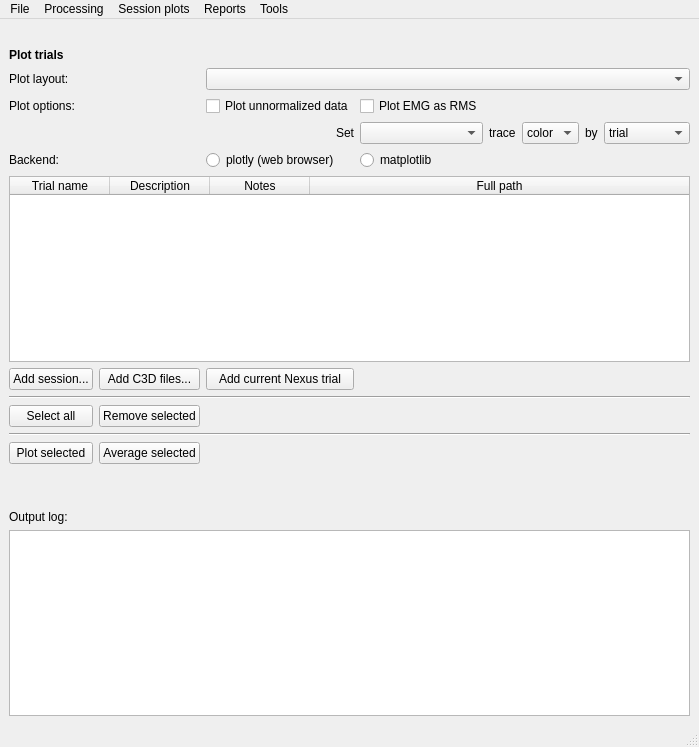
First picture: the form in gaitutils/gui/gaitmenu.ui, repository NCH-Motion-Laboratory/gaitutils, before the edit.
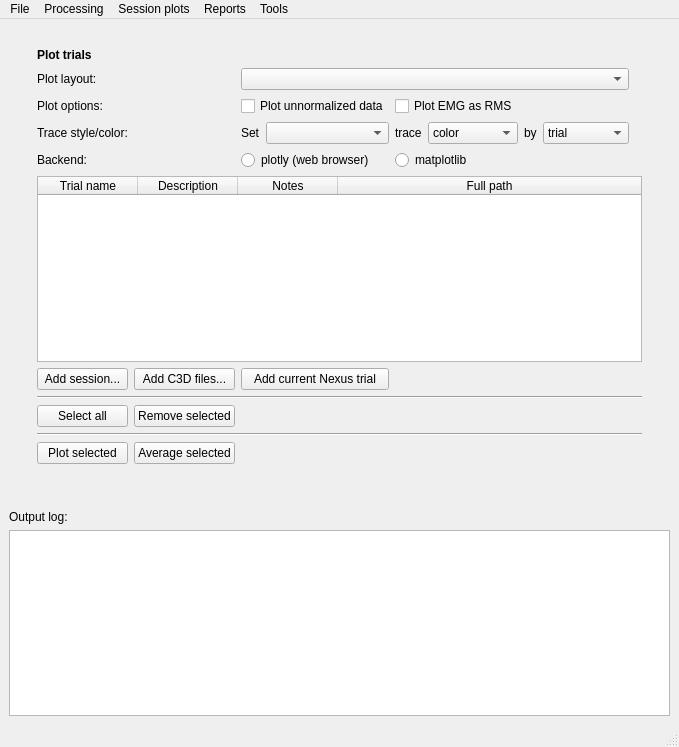
Second picture: the form after the edit.

Commit message: fine tune ui etc.

```diff
--- a/gaitutils/gui/gaitmenu.ui
+++ b/gaitutils/gui/gaitmenu.ui
@@ -6,7 +6,7 @@
    <rect>
     <x>0</x>
     <y>0</y>
-    <width>657</width>
+    <width>679</width>
     <height>747</height>
    </rect>
   </property>
@@ -40,39 +40,6 @@
         </property>
        </widget>
       </item>
-      <item row="3" column="2">
-       <widget class="QLabel" name="label_6">
-        <property name="font">
-         <font>
-          <weight>75</weight>
-          <bold>true</bold>
-         </font>
-        </property>
-        <property name="text">
-         <string>Plot trials</string>
-        </property>
-       </widget>
-      </item>
-      <item row="9" column="5">
-       <widget class="QRadioButton" name="rbMatplotlib">
-        <property name="text">
-         <string>matplotlib</string>
-        </property>
-        <attribute name="buttonGroup">
-         <string notr="true">buttonGroup_2</string>
-        </attribute>
-       </widget>
-      </item>
-      <item row="5" column="4" colspan="6">
-       <widget class="QComboBox" name="cbLayout">
-        <property name="sizePolicy">
-         <sizepolicy hsizetype="Preferred" vsizetype="Preferred">
-          <horstretch>0</horstretch>
-          <verstretch>0</verstretch>
-         </sizepolicy>
-        </property>
-       </widget>
-      </item>
       <item row="9" column="2">
        <widget class="QLabel" name="label">
         <property name="text">
@@ -80,6 +47,20 @@
         </property>
        </widget>
       </item>
+      <item row="16" column="3">
+       <widget class="QPushButton" name="btnAveragePlot">
+        <property name="text">
+         <string>Average selected</string>
+        </property>
+       </widget>
+      </item>
+      <item row="11" column="2">
+       <widget class="QPushButton" name="btnAddSession">
+        <property name="text">
+         <string>Add session...</string>
+        </property>
+       </widget>
+      </item>
       <item row="5" column="0">
        <spacer name="horizontalSpacer_3">
         <property name="orientation">
@@ -96,6 +77,16 @@
         </property>
        </spacer>
       </item>
+      <item row="5" column="4" colspan="6">
+       <widget class="QComboBox" name="cbLayout">
+        <property name="sizePolicy">
+         <sizepolicy hsizetype="Preferred" vsizetype="Preferred">
+          <horstretch>0</horstretch>
+          <verstretch>0</verstretch>
+         </sizepolicy>
+        </property>
+       </widget>
+      </item>
       <item row="13" column="3">
        <widget class="QPushButton" name="btnClearSelected">
         <property name="text">
@@ -103,14 +94,7 @@
         </property>
        </widget>
       </item>
-      <item row="16" column="2">
-       <widget class="QPushButton" name="btnPlotTrials">
-        <property name="text">
-         <string>Plot selected</string>
-        </property>
-       </widget>
-      </item>
-      <item row="7" column="5">
+      <item row="7" column="6" colspan="2">
        <widget class="QCheckBox" name="xbEMGRMS">
         <property name="text">
          <string>Plot EMG as RMS</string>
@@ -120,14 +104,27 @@
         </property>
        </widget>
       </item>
-      <item row="16" column="3">
-       <widget class="QPushButton" name="btnAveragePlot">
+      <item row="16" column="2">
+       <widget class="QPushButton" name="btnPlotTrials">
         <property name="text">
-         <string>Average selected</string>
+         <string>Plot selected</string>
         </property>
        </widget>
       </item>
-      <item row="9" column="4">
+      <item row="3" column="2">
+       <widget class="QLabel" name="label_6">
+        <property name="font">
+         <font>
+          <weight>75</weight>
+          <bold>true</bold>
+         </font>
+        </property>
+        <property name="text">
+         <string>Plot trials</string>
+        </property>
+       </widget>
+      </item>
+      <item row="9" column="4" colspan="2">
        <widget class="QRadioButton" name="rbPlotly">
         <property name="text">
          <string>plotly (web browser)</string>
@@ -137,14 +134,28 @@
         </attribute>
        </widget>
       </item>
-      <item row="11" column="2">
-       <widget class="QPushButton" name="btnAddSession">
+      <item row="15" column="2" colspan="9">
+       <widget class="Line" name="line">
+        <property name="orientation">
+         <enum>Qt::Horizontal</enum>
+        </property>
+       </widget>
+      </item>
+      <item row="5" column="2">
+       <widget class="QLabel" name="label_3">
         <property name="text">
-         <string>Add session...</string>
+         <string>Plot layout:</string>
         </property>
        </widget>
       </item>
-      <item row="10" column="2" colspan="8">
+      <item row="13" column="2">
+       <widget class="QPushButton" name="btnSelectAll">
+        <property name="text">
+         <string>Select all</string>
+        </property>
+       </widget>
+      </item>
+      <item row="10" column="2" colspan="9">
        <widget class="QTableWidget" name="tableTrials">
         <property name="styleSheet">
          <string notr="true"/>
@@ -192,36 +203,36 @@
         </column>
        </widget>
       </item>
-      <item row="18" column="9">
+      <item row="5" column="11">
+       <spacer name="horizontalSpacer_4">
+        <property name="orientation">
+         <enum>Qt::Horizontal</enum>
+        </property>
+        <property name="sizeType">
+         <enum>QSizePolicy::Preferred</enum>
+        </property>
+        <property name="sizeHint" stdset="0">
+         <size>
+          <width>40</width>
+          <height>20</height>
+         </size>
+        </property>
+       </spacer>
+      </item>
+      <item row="12" column="2" colspan="9">
+       <widget class="Line" name="line_2">
+        <property name="orientation">
+         <enum>Qt::Horizontal</enum>
+        </property>
+       </widget>
+      </item>
+      <item row="18" column="10">
        <widget class="QLabel" name="label_2">
         <property name="text">
          <string/>
         </property>
        </widget>
       </item>
-      <item row="15" column="2" colspan="8">
-       <widget class="Line" name="line">
-        <property name="orientation">
-         <enum>Qt::Horizontal</enum>
-        </property>
-       </widget>
-      </item>
-      <item row="5" column="10">
-       <spacer name="horizontalSpacer_4">
-        <property name="orientation">
-         <enum>Qt::Horizontal</enum>
-        </property>
-        <property name="sizeType">
-         <enum>QSizePolicy::Preferred</enum>
-        </property>
-        <property name="sizeHint" stdset="0">
-         <size>
-          <width>40</width>
-          <height>20</height>
-         </size>
-        </property>
-       </spacer>
-      </item>
       <item row="7" column="2">
        <widget class="QLabel" name="label_5">
         <property name="text">
@@ -229,67 +240,40 @@
         </property>
        </widget>
       </item>
-      <item row="13" column="2">
-       <widget class="QPushButton" name="btnSelectAll">
-        <property name="text">
-         <string>Select all</string>
+      <item row="7" column="4" colspan="2">
+       <widget class="QCheckBox" name="xbPlotUnnorm">
+        <property name="sizePolicy">
+         <sizepolicy hsizetype="Preferred" vsizetype="Fixed">
+          <horstretch>0</horstretch>
+          <verstretch>0</verstretch>
+         </sizepolicy>
         </property>
-       </widget>
-      </item>
-      <item row="5" column="2">
-       <widget class="QLabel" name="label_3">
         <property name="text">
-         <string>Plot layout:</string>
-        </property>
-       </widget>
-      </item>
-      <item row="11" column="4">
-       <widget class="QPushButton" name="btnAddNexusTrial">
-        <property name="text">
-         <string>Add current Nexus trial</string>
-        </property>
-       </widget>
-      </item>
-      <item row="12" column="2" colspan="8">
-       <widget class="Line" name="line_2">
-        <property name="orientation">
-         <enum>Qt::Horizontal</enum>
+         <string>Plot unnormalized data</string>
         </property>
        </widget>
       </item>
       <item row="8" column="6">
        <widget class="QLabel" name="label_8">
+        <property name="sizePolicy">
+         <sizepolicy hsizetype="Fixed" vsizetype="Minimum">
+          <horstretch>0</horstretch>
+          <verstretch>0</verstretch>
+         </sizepolicy>
+        </property>
         <property name="text">
          <string>trace</string>
         </property>
        </widget>
       </item>
-      <item row="8" column="5">
-       <widget class="QComboBox" name="cbColorStyleVar"/>
-      </item>
-      <item row="8" column="7">
-       <widget class="QComboBox" name="cbColorOrStyle">
-        <item>
-         <property name="text">
-          <string>color</string>
-         </property>
-        </item>
-        <item>
-         <property name="text">
-          <string>style</string>
-         </property>
-        </item>
-       </widget>
-      </item>
-      <item row="8" column="8">
-       <widget class="QLabel" name="label_9">
-        <property name="text">
-         <string>by</string>
-        </property>
-       </widget>
-      </item>
       <item row="8" column="9">
        <widget class="QComboBox" name="cbColorStyleBy">
+        <property name="sizePolicy">
+         <sizepolicy hsizetype="Preferred" vsizetype="Preferred">
+          <horstretch>0</horstretch>
+          <verstretch>0</verstretch>
+         </sizepolicy>
+        </property>
         <item>
          <property name="text">
           <string>trial</string>
@@ -317,26 +301,83 @@
         </item>
        </widget>
       </item>
+      <item row="8" column="8">
+       <widget class="QLabel" name="label_9">
+        <property name="sizePolicy">
+         <sizepolicy hsizetype="Fixed" vsizetype="Preferred">
+          <horstretch>0</horstretch>
+          <verstretch>0</verstretch>
+         </sizepolicy>
+        </property>
+        <property name="text">
+         <string>by</string>
+        </property>
+       </widget>
+      </item>
+      <item row="8" column="7">
+       <widget class="QComboBox" name="cbColorOrStyle">
+        <property name="sizePolicy">
+         <sizepolicy hsizetype="Preferred" vsizetype="Preferred">
+          <horstretch>0</horstretch>
+          <verstretch>0</verstretch>
+         </sizepolicy>
+        </property>
+        <item>
+         <property name="text">
+          <string>color</string>
+         </property>
+        </item>
+        <item>
+         <property name="text">
+          <string>style</string>
+         </property>
+        </item>
+       </widget>
+      </item>
+      <item row="8" column="5">
+       <widget class="QComboBox" name="cbColorStyleVar">
+        <property name="sizePolicy">
+         <sizepolicy hsizetype="Preferred" vsizetype="Preferred">
+          <horstretch>0</horstretch>
+          <verstretch>0</verstretch>
+         </sizepolicy>
+        </property>
+       </widget>
+      </item>
       <item row="8" column="4">
        <widget class="QLabel" name="label_7">
+        <property name="sizePolicy">
+         <sizepolicy hsizetype="Fixed" vsizetype="Preferred">
+          <horstretch>0</horstretch>
+          <verstretch>0</verstretch>
+         </sizepolicy>
+        </property>
         <property name="text">
          <string>Set</string>
         </property>
-        <property name="alignment">
-         <set>Qt::AlignRight|Qt::AlignTrailing|Qt::AlignVCenter</set>
+       </widget>
+      </item>
+      <item row="11" column="4" colspan="2">
+       <widget class="QPushButton" name="btnAddNexusTrial">
+        <property name="text">
+         <string>Add current Nexus trial</string>
         </property>
        </widget>
       </item>
-      <item row="7" column="4">
-       <widget class="QCheckBox" name="xbPlotUnnorm">
-        <property name="sizePolicy">
-         <sizepolicy hsizetype="Preferred" vsizetype="Fixed">
-          <horstretch>0</horstretch>
-          <verstretch>0</verstretch>
-         </sizepolicy>
+      <item row="9" column="6" colspan="2">
+       <widget class="QRadioButton" name="rbMatplotlib">
+        <property name="text">
+         <string>matplotlib</string>
         </property>
+        <attribute name="buttonGroup">
+         <string notr="true">buttonGroup_2</string>
+        </attribute>
+       </widget>
+      </item>
+      <item row="8" column="2">
+       <widget class="QLabel" name="label_10">
         <property name="text">
-         <string>Plot unnormalized data</string>
+         <string>Trace style/color:</string>
         </property>
        </widget>
       </item>
@@ -375,7 +416,7 @@
     <rect>
      <x>0</x>
      <y>0</y>
-     <width>657</width>
+     <width>679</width>
      <height>21</height>
     </rect>
    </property>
```
The commit also changes 1 other file.
